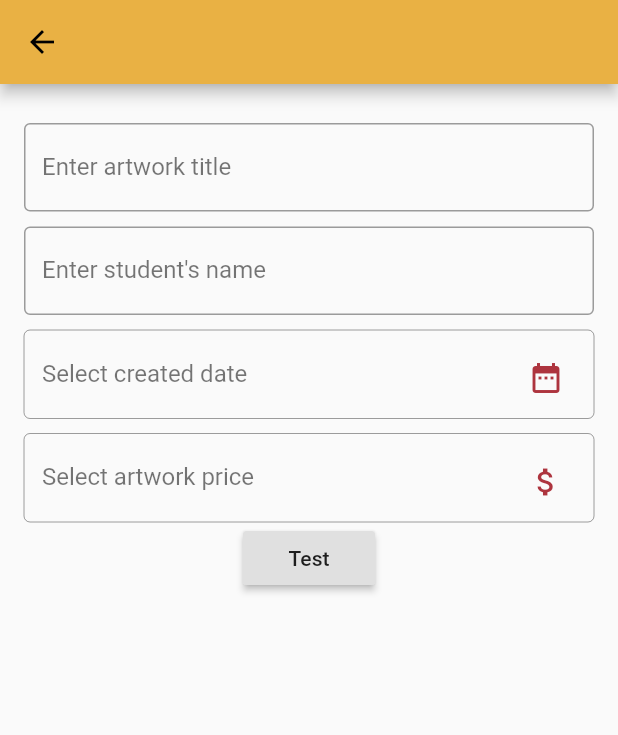
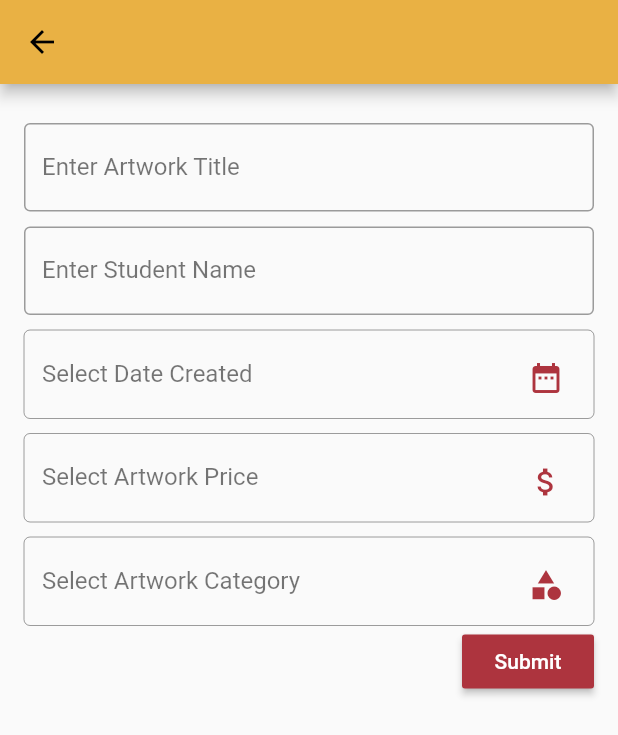
Before and after one commit to BloomTech-Labs/student-art-collection-android, a Flutter app: the ArtworkUploadPage screen opened directly, after a tap on the "attach money" icon, on a phone screen of 412 x 824 dp. Shown: the top 735 px of the screen. Run offline on Flutter 3.47's test engine with Material 2 defaults, Android fonts, the phone set to English and light mode, and no system bars; our stand-ins replace bloc, carousel_slider, dartz, data_connection_checker, equatable, extended_image and 6 more; missing offline and left inert: dart:ffi, flutter_picker; accounts and stored records are empty; statements that could not run were skipped.

Commit message:
Add ability to select artwork category using picker

```diff
--- a/lib/core/util/functions.dart
+++ b/lib/core/util/functions.dart
@@ -43,12 +43,12 @@ String formatDate(DateTime dateTime) {
   return DateFormat('MM-dd-yyyy').format(dateTime);
 }
 
-String pickerValueToDollarPrice(String value) {
+String pickerValueToPureValue(String value) {
   final newValue = value.replaceAll(RegExp('[\\[\\]]'), '');
   return newValue;
 }
 
-int pickerValueToInt(String value) {
+int pricePickerValueToInt(String value) {
   final newValue = value.replaceAll(RegExp('[\\p{P}\$]'), '');
   return int.parse(newValue);
 }
--- a/lib/features/list_art/presentation/bloc/upload/artwork_upload_event.dart
+++ b/lib/features/list_art/presentation/bloc/upload/artwork_upload_event.dart
@@ -31,3 +31,5 @@ class UploadNewArtworkEvent extends ArtworkUploadEvent {
         imageUrls,
       ];
 }
+
+class ImageHostEvent extends
--- a/lib/features/list_art/presentation/page/artwork_upload_page.dart
+++ b/lib/features/list_art/presentation/page/artwork_upload_page.dart
@@ -44,6 +44,7 @@ class _UploadWidgetState extends State<UploadWidget> {
 
   final dateTextController = TextEditingController();
   final priceTextController = TextEditingController();
+  final categoryTextController = TextEditingController();
 
   _selectDate(BuildContext context) async {
     final DateTime picked = await showDatePicker(
@@ -59,7 +60,7 @@ class _UploadWidgetState extends State<UploadWidget> {
       });
   }
 
-  _showPicker(BuildContext context) {
+  _showPricePicker(BuildContext context) {
     Picker picker = new Picker(
         adapter: PickerDataAdapter<String>(
           pickerdata: _getPrices(),
@@ -70,9 +71,32 @@ class _UploadWidgetState extends State<UploadWidget> {
         onConfirm: (Picker picker, List value) {
           setState(() {
             priceTextController.text =
-                pickerValueToDollarPrice(picker.adapter.text);
-            price =
-                pickerValueToInt(pickerValueToDollarPrice(picker.adapter.text));
+                pickerValueToPureValue(picker.adapter.text);
+            price = pricePickerValueToInt(
+                pickerValueToPureValue(picker.adapter.text));
+          });
+        });
+    picker.showModal(context);
+  }
+
+  _showCategoryPicker(BuildContext context) {
+    Picker picker = new Picker(
+        adapter: PickerDataAdapter<String>(
+          pickerdata: _getCategories(),
+        ),
+        changeToFirst: false,
+        textAlign: TextAlign.left,
+        columnPadding: const EdgeInsets.all(8.0),
+        onConfirm: (Picker picker, List value) {
+          setState(() {
+            final temp = _getCategories().indexOf(
+                  pickerValueToPureValue(picker.adapter.text),
+                ) +
+                1;
+            category = temp;
+            categoryTextController.text = pickerValueToPureValue(
+              picker.adapter.text,
+            );
           });
         });
     picker.showModal(context);
@@ -90,6 +114,16 @@ class _UploadWidgetState extends State<UploadWidget> {
       '\$40',
       '\$45',
       '\$50',
+    ];
+  }
+
+  List<String> _getCategories() {
+    return [
+      'Photography',
+      'Drawing',
+      'Painting',
+      'Sculpture',
+      'Other',
     ];
   }
 
@@ -120,7 +154,7 @@ class _UploadWidgetState extends State<UploadWidget> {
                       onChanged: (value) {
                         title = value;
                       },
-                      decoration: getAuthInputDecoration('Enter artwork title'),
+                      decoration: getAuthInputDecoration('Enter Artwork Title'),
                     ),
                     SizedBox(height: 10),
                     TextField(
@@ -128,8 +162,7 @@ class _UploadWidgetState extends State<UploadWidget> {
                       onChanged: (value) {
                         artistName = value;
                       },
-                      decoration:
-                          getAuthInputDecoration('Enter student\'s name'),
+                      decoration: getAuthInputDecoration('Enter Student Name'),
                     ),
                     SizedBox(height: 10),
                     Stack(
@@ -138,7 +171,7 @@ class _UploadWidgetState extends State<UploadWidget> {
                         TextField(
                           enabled: false,
                           decoration:
-                              getAuthInputDecoration('Select created date'),
+                              getAuthInputDecoration('Select Date Created'),
                           controller: dateTextController,
                         ),
                         Positioned(
@@ -166,7 +199,7 @@ class _UploadWidgetState extends State<UploadWidget> {
                         TextField(
                           enabled: false,
                           decoration:
-                              getAuthInputDecoration('Select artwork price'),
+                              getAuthInputDecoration('Select Artwork Price'),
                           controller: priceTextController,
                         ),
                         Positioned(
@@ -180,20 +213,55 @@ class _UploadWidgetState extends State<UploadWidget> {
                                 color: accentColor,
                               ),
                               onPressed: () {
-                                _showPicker(context);
+                                _showPricePicker(context);
                               },
                             ),
                           ),
                         ),
                       ],
                     ),
+                    SizedBox(height: 10),
+                    Stack(
+                      overflow: Overflow.visible,
+                      children: <Widget>[
+                        TextField(
+                          enabled: false,
+                          decoration:
+                              getAuthInputDecoration('Select Artwork Category'),
+                          controller: categoryTextController,
+                        ),
+                        Positioned(
+                          top: 0,
+                          right: 0,
+                          child: Padding(
+                            padding: const EdgeInsets.all(8.0),
+                            child: IconButton(
+                              icon: Icon(
+                                Icons.category,
+                                color: accentColor,
+                              ),
+                              onPressed: () {
+                                _showCategoryPicker(context);
+                              },
+                            ),
+                          ),
+                        ),
+                      ],
+                    ),
+                    Row(
+                      mainAxisAlignment: MainAxisAlignment.end,
+                      children: <Widget>[
                         RaisedButton(
                           onPressed: () {
                             dispatchUpload();
                           },
+                          color: accentColor,
+                          textColor: Colors.white,
                           child: Text(
-                        'Test',
+                            'Submit',
                           ),
+                        ),
+                      ],
                     ),
                   ],
                 ),
--- a/pubspec.yaml
+++ b/pubspec.yaml
@@ -30,6 +30,7 @@ dependencies:
   cached_network_image: ^2.0.0
   intl: ^0.16.1
   flutter_picker: ^1.1.0
+  cloudinary_client: ^0.0.9
 
 
 
```
Also changed, not shown: pubspec.lock. Lines whose indentation alone changed are shown as unchanged.
